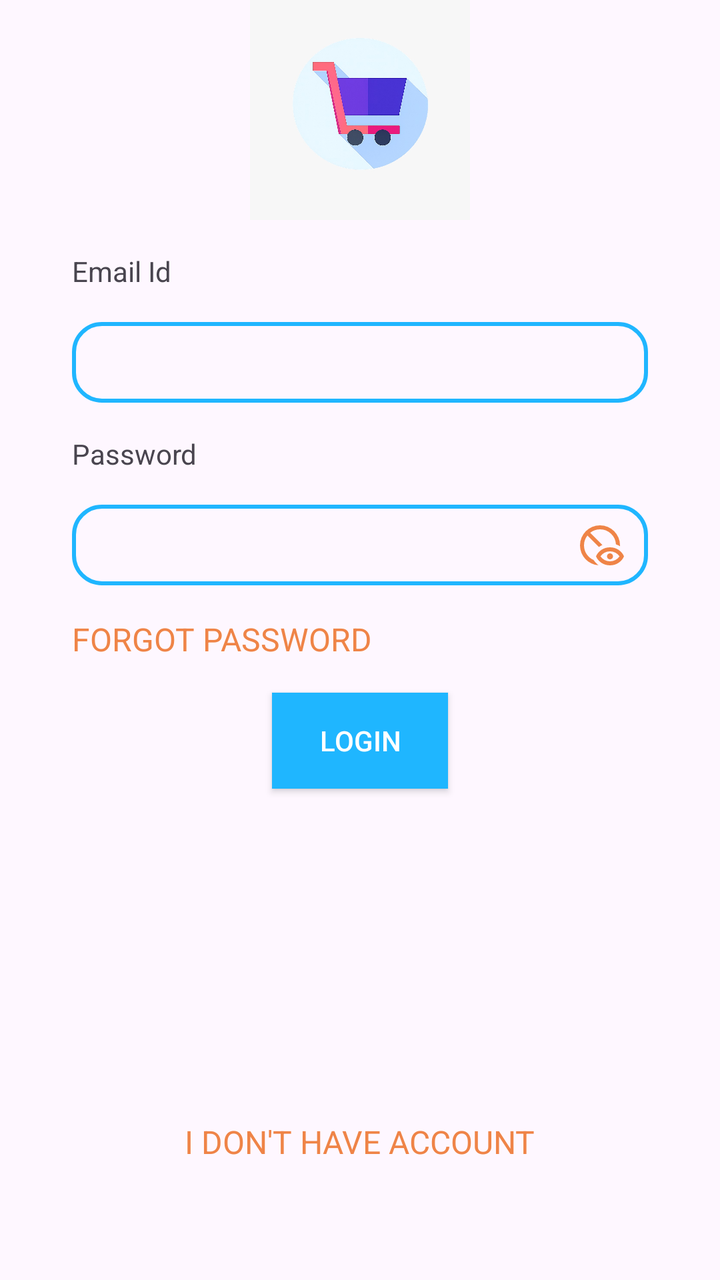
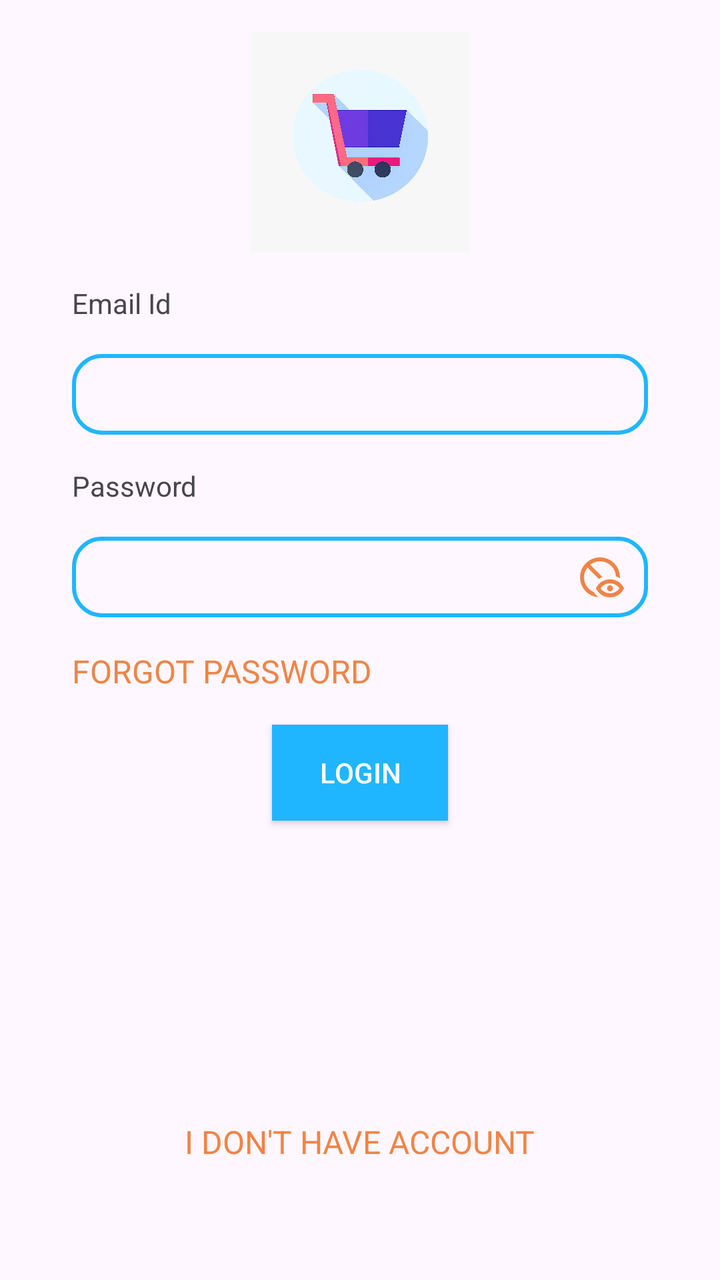

Compare the two renders of this Android layout. The source of the first and the diff that turns it into the second are given below.
<!-- AndroidManifest.xml: application theme Theme.ECommerceApp -->
<!-- res/layout/fragment_login.xml -->
<?xml version="1.0" encoding="utf-8"?>
<androidx.constraintlayout.widget.ConstraintLayout xmlns:android="http://schemas.android.com/apk/res/android"
    android:layout_width="match_parent"
    android:layout_height="match_parent"
    xmlns:app="http://schemas.android.com/apk/res-auto">
    <ImageView
        android:layout_width="@dimen/loginImageWidth"
        android:layout_height="@dimen/loginImageHeight"
        android:src="@drawable/cart"
        android:layout_marginTop="@dimen/LoginAndRegisterTopMargin"
        app:layout_constraintStart_toStartOf="parent"
        app:layout_constraintEnd_toEndOf="parent"
        android:id="@+id/loginIcon"
        app:layout_constraintTop_toBottomOf="@id/titleMaterialToolBar"/>
    <androidx.constraintlayout.widget.Guideline
        android:layout_width="match_parent"
        android:layout_height="match_parent"
        android:orientation="vertical"
        android:id="@+id/v1"
        app:layout_constraintGuide_percent=".10"/>
    <androidx.constraintlayout.widget.Guideline
        android:layout_width="match_parent"
        android:layout_height="match_parent"
        android:orientation="vertical"
        android:id="@+id/v2"
        app:layout_constraintGuide_percent=".90"/>
    <androidx.constraintlayout.widget.Guideline
        android:layout_width="match_parent"
        android:layout_height="match_parent"
        android:orientation="horizontal"
        android:id="@+id/h1"
        app:layout_constraintGuide_percent=".85"/>
    <TextView
        android:layout_width="wrap_content"
        android:layout_height="wrap_content"
        android:text="@string/emailId"
        android:id="@+id/txtviewemailid"
        app:layout_constraintStart_toStartOf="@id/v1"
        app:layout_constraintTop_toBottomOf="@id/loginIcon"
        android:layout_marginTop="@dimen/LoginAndRegisterTopMargin"/>
    <EditText
        android:layout_width="0dp"
        android:layout_height="wrap_content"
        android:id="@+id/edttxtemailidlogin"
        android:layout_marginTop="@dimen/LoginAndRegisterTopMargin"
        app:layout_constraintTop_toBottomOf="@id/txtviewemailid"
        app:layout_constraintStart_toStartOf="@id/v1"
        app:layout_constraintEnd_toStartOf="@id/v2"
        android:background="@drawable/text_box_shape"
        />
    <TextView
        android:layout_width="wrap_content"
        android:layout_height="wrap_content"
        android:text="@string/password"
        android:id="@+id/txtviewpassword"
        app:layout_constraintStart_toStartOf="@id/v1"
        app:layout_constraintTop_toBottomOf="@id/edttxtemailidlogin"
        android:layout_marginTop="@dimen/LoginAndRegisterTopMargin"
        />
    <androidx.appcompat.widget.AppCompatEditText
        android:layout_width="0dp"
        android:layout_height="wrap_content"
        android:id="@+id/edttxtpasswordlogin"
        android:layout_marginTop="@dimen/LoginAndRegisterTopMargin"
        android:inputType="textPassword"
        app:layout_constraintTop_toBottomOf="@id/txtviewpassword"
        app:layout_constraintStart_toStartOf="@id/v1"
        app:layout_constraintEnd_toStartOf="@id/v2"
        android:background="@drawable/text_box_shape"
        />
    <ImageView
        android:id="@+id/imgShowPassword"
        android:layout_width="24dp"
        android:layout_height="24dp"
        android:src="@drawable/outline_disabled_visible_24"
        android:layout_marginEnd="12dp"
        app:layout_constraintEnd_toEndOf="@id/edttxtpasswordlogin"
        app:layout_constraintTop_toTopOf="@id/edttxtpasswordlogin"
        app:layout_constraintBottom_toBottomOf="@id/edttxtpasswordlogin" />

    <TextView
        android:layout_width="wrap_content"
        android:layout_height="wrap_content"
        android:textColor="@color/secondary_color"
        android:layout_marginTop="@dimen/LoginAndRegisterTopMargin"
        android:text="@string/forgotPassword"
        android:id="@+id/forgotPasswordlogin"
        android:textAppearance="@style/TextAppearance"
        app:layout_constraintStart_toStartOf="@id/v1"
        app:layout_constraintTop_toBottomOf="@id/edttxtpasswordlogin"/>
    <androidx.appcompat.widget.AppCompatButton
        android:layout_width="wrap_content"
        android:layout_height="wrap_content"
        android:background="@color/color_primary"
        android:text="@string/LoginTitle"
        android:id="@+id/btnLogin"
        android:textColor="@color/white"
        app:layout_constraintStart_toStartOf="@id/v1"
        app:layout_constraintEnd_toEndOf="@id/v2"
        app:layout_constraintTop_toBottomOf="@id/forgotPasswordlogin"
        android:layout_marginTop="@dimen/LoginAndRegisterTopMargin"/>
    <TextView
        android:layout_width="wrap_content"
        android:layout_height="wrap_content"
        android:id="@+id/iDontHaveAccount"
        android:text="@string/dontHaveAccount"
        android:textColor="@color/secondary_color"
        android:textAppearance="@style/TextAppearance"
        app:layout_constraintStart_toStartOf="@id/v1"
        app:layout_constraintEnd_toEndOf="@id/v2"
        android:layout_marginTop="@dimen/LoginAndRegisterTopMargin"
        app:layout_constraintTop_toBottomOf="@id/h1"/>



</androidx.constraintlayout.widget.ConstraintLayout>
<!-- resources referenced by this layout -->
<resources>
  <color name="color_primary">#1FB6FF</color>
  <color name="secondary_color">#EF8447</color>
  <color name="white">#FFFFFFFF</color>
  <dimen name="LoginAndRegisterTopMargin">16dp</dimen>
  <dimen name="loginImageHeight">110dp</dimen>
  <dimen name="loginImageWidth">110dp</dimen>
  <!-- drawable cart: jpeg bitmap (drawable, 38612 bytes) -->
  <!-- drawable outline_disabled_visible_24 (drawable) -->
  <vector xmlns:android="http://schemas.android.com/apk/res/android" android:height="24dp" android:tint="#EF8447" android:viewportHeight="960" android:viewportWidth="960" android:width="24dp">
        
      <path android:fillColor="@android:color/white" android:pathData="M450,879Q372,873 304.5,840Q237,807 187,753.5Q137,700 108.5,629.5Q80,559 80,480Q80,397 111.5,324Q143,251 197,197Q251,143 324,111.5Q397,80 480,80Q563,80 636,111.5Q709,143 763,197Q817,251 848.5,324Q880,397 880,480Q880,485 880,489.5Q880,494 880,499Q863,488 840.5,477.5Q818,467 799,460Q791,334 699.5,247Q608,160 480,160Q424,160 374.5,178Q325,196 284,228L529,473Q510,481 492.5,491.5Q475,502 458,514L228,284Q196,325 178,374.5Q160,424 160,480Q160,579 213.5,657.5Q267,736 352,773Q370,801 397,830Q424,859 450,879ZM789.5,773Q840,746 870,700Q840,654 789.5,627Q739,600 680,600Q621,600 570.5,627Q520,654 490,700Q520,746 570.5,773Q621,800 680,800Q739,800 789.5,773ZM508.5,829.5Q433,779 400,700Q433,621 508.5,570.5Q584,520 680,520Q776,520 851.5,570.5Q927,621 960,700Q927,779 851.5,829.5Q776,880 680,880Q584,880 508.5,829.5ZM680,760Q655,760 637.5,742.5Q620,725 620,700Q620,675 637.5,657.5Q655,640 680,640Q705,640 722.5,657.5Q740,675 740,700Q740,725 722.5,742.5Q705,760 680,760Z"/>
      
  </vector>
  <!-- drawable text_box_shape (drawable) -->
  <?xml version="1.0" encoding="utf-8"?>
  <shape xmlns:android="http://schemas.android.com/apk/res/android"
      android:shape="rectangle">
      <stroke android:width="2dp"
          android:color="@color/color_primary"/>
      <corners android:radius="14dp"/>
      <padding
          android:left="14dp"
          android:top="8dp"
          android:right="14dp"
          android:bottom="8dp" />
  
  </shape>
  <string name="LoginTitle">LOGIN</string>
  <string name="dontHaveAccount">I DON\'T HAVE ACCOUNT</string>
  <string name="emailId">Email Id</string>
  <string name="forgotPassword">FORGOT PASSWORD</string>
  <string name="password">Password</string>
  <style name="TextAppearance">
          <item name="fontFamily">sans-serif</item>
          <item name="android:textSize">16sp</item>
      </style>
  <style name="Theme.ECommerceApp" parent="Base.Theme.ECommerceApp" />
  <style name="Base.Theme.ECommerceApp" parent="Theme.Material3.DayNight.NoActionBar">
          
          
      </style>
</resources>

<!-- the commit's change to res/layout/fragment_login.xml (unified diff, before → after) -->
@@ -11,7 +11,7 @@
         app:layout_constraintStart_toStartOf="parent"
         app:layout_constraintEnd_toEndOf="parent"
         android:id="@+id/loginIcon"
-        app:layout_constraintTop_toBottomOf="@id/titleMaterialToolBar"/>
+        app:layout_constraintTop_toTopOf="parent"/>
     <androidx.constraintlayout.widget.Guideline
         android:layout_width="match_parent"
         android:layout_height="match_parent"
@@ -99,6 +99,17 @@
         app:layout_constraintEnd_toEndOf="@id/v2"
         app:layout_constraintTop_toBottomOf="@id/forgotPasswordlogin"
         android:layout_marginTop="@dimen/LoginAndRegisterTopMargin"/>
+
+    <ProgressBar
+        android:id="@+id/loginProgressBar"
+        android:layout_width="wrap_content"
+        android:layout_height="wrap_content"
+        android:visibility="gone"
+        app:layout_constraintTop_toTopOf="parent"
+        app:layout_constraintBottom_toBottomOf="parent"
+        app:layout_constraintStart_toStartOf="parent"
+        app:layout_constraintEnd_toEndOf="parent" />
+
     <TextView
         android:layout_width="wrap_content"
         android:layout_height="wrap_content"
